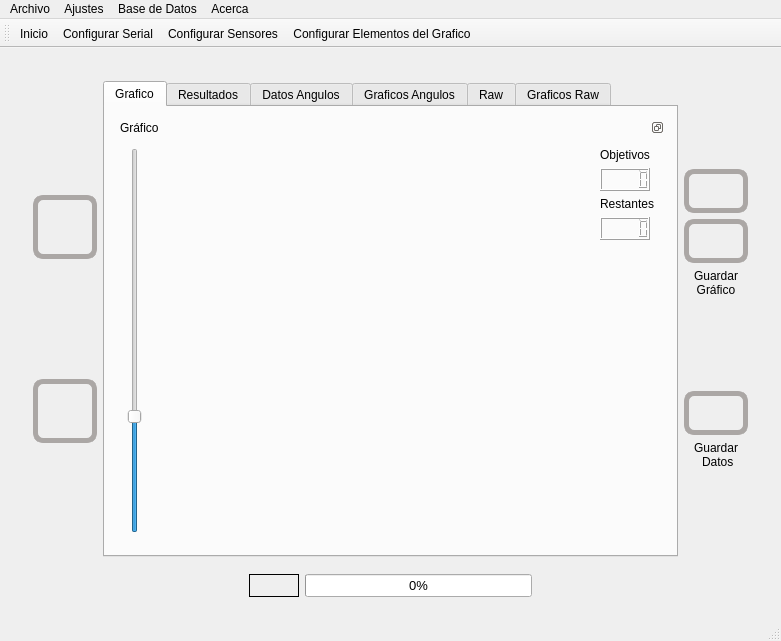
Before: the Qt Designer form mainwindow.ui in hectorda/Bio-Feedback, drawn with Qt 5.
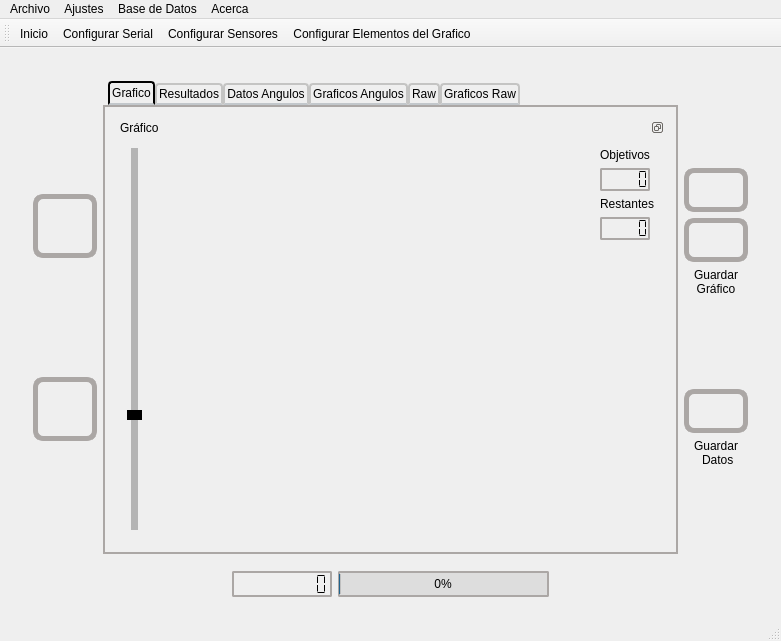
After: the same form once the commit is applied. The open tabs and pages were chosen to show the change. Icons and pictures are not drawn. Custom widgets are drawn as their Qt base class.

Commit message: algo de CSS

```diff
--- a/mainwindow.ui
+++ b/mainwindow.ui
@@ -29,6 +29,185 @@
 };</string>
   </property>
   <widget class="QWidget" name="centralWidget">
+   <property name="styleSheet">
+    <string notr="true">QPushButton {
+    padding: 10px 16px;
+    border: 5px solid #aba7a5;
+    border-radius: 10px;
+}
+
+QPushButton:hover {
+    border: 5px solid;	
+	background-color: rgb(247, 183, 19)
+}
+
+QLineEdit{
+    padding: 0px 8px;
+    border: 2px solid #aba7a5;
+    border-radius: 5px;
+    background: white;
+    selection-background-color: blue;
+}
+
+QLCDNumber {
+    padding: 2px;
+    border: 2px solid #aba7a5;
+    border-radius: 2px;
+}
+
+QLCDNumber:hover {
+    border: 2px solid;	
+	background-color: rgb(247, 183, 19)
+}
+
+QSpinBox {  
+	padding: 0px 15px;
+    border: 2px solid #aba7a5;
+    border-radius: 5px;
+    background: white;
+    selection-background-color: blue;
+}
+
+QSpinBox::up-button,QSpinBox::down-button {
+    width: 16px; /* 16 + 2*1px border-width = 15px padding + 3px parent border */
+
+}
+
+QSpinBox::up-button:hover,QSpinBox::down-button:hover {
+
+	
+}
+
+QSpinBox::up-button:pressed {
+
+}
+
+
+QSpinBox::down-button:pressed {
+}
+
+
+QSpinBox::up-arrow:disabled,
+QSpinBox::up-arrow:off { /* off state when value is max */
+
+}
+
+
+QSpinBox::down-arrow:disabled,
+QSpinBox::down-arrow:off { /* off state when value in min */
+  
+}
+
+
+
+QCheckBox {
+
+}
+
+QCheckBox::indicator {
+}
+
+QCheckBox::indicator:unchecked {
+
+}
+
+QCheckBox::indicator:unchecked:hover {
+  
+}
+
+QCheckBox::indicator:unchecked:pressed {
+
+}
+
+QCheckBox::indicator:checked {
+
+}
+
+QCheckBox::indicator:checked:hover {
+
+}
+
+QCheckBox::indicator:checked:pressed {
+
+}
+
+QCheckBox::indicator:indeterminate:hover {
+   
+}
+
+QCheckBox::indicator:indeterminate:pressed {
+
+}
+
+
+QSlider::groove:vertical {
+    background: red;
+    position: absolute; /* absolutely position 4px from the left and right of the widget. setting margins on the widget should work too... */
+    left: 4px; right: 4px;
+}
+
+QSlider::handle:vertical {
+    height: 10px;
+    background: black;
+    margin: 0 -4px; /* expand outside the groove */
+}
+
+QSlider::add-page:vertical {
+    background: rgb(180, 180, 180);
+}
+
+QSlider::sub-page:vertical {
+    background: rgb(180, 180, 180);
+}
+
+QTabWidget::pane { /* The tab widget frame */
+    border-top: 2px solid #aba7a5;;
+	border-left: 2px solid #aba7a5;;
+	border-right: 2px solid #aba7a5;;	
+	border-bottom: 2px solid #aba7a5;;
+
+}
+
+QTabWidget::tab-bar {
+    left: 5px; /* move to the right by 5px */
+}
+
+/* Style the tab using the tab sub-control. Note that
+    it reads QTabBar _not_ QTabWidget */
+QTabBar::tab {
+    background: qlineargradient(x1: 0, y1: 0, x2: 0, y2: 1,
+                                stop: 0 #E1E1E1, stop: 0.4 #DDDDDD,
+                                stop: 0.5 #D8D8D8, stop: 1.0 #D3D3D3);
+    border: 2px solid #C4C4C3;
+    border-bottom-color: #C2C7CB; /* same as the pane color */
+    border-top-left-radius: 4px;
+    border-top-right-radius: 4px;
+    min-width: 8ex;
+    padding: 2px;
+}
+
+QTabBar::tab:selected{
+     background: qlineargradient(x1: 0, y1: 0, x2: 0, y2: 1,
+                                stop: 0 #fafafa, stop: 0.4 #f4f4f4,
+                                stop: 0.5 #e7e7e7, stop: 1.0 #fafafa);
+	  border: 2px solid;
+}
+
+QTabBar::tab:hover {
+    border: 2px solid;	
+	background-color: rgb(247, 183, 19)
+}
+
+QTabBar::tab:selected {
+    border-color: rgb(0, 0, 0);
+    border-bottom-color: #C2C7CB; /* same as pane color */
+}
+
+
+QTabBar::tab:!selected {
+    margin-top: 2px; /* make non-selected tabs look smaller */
+}</string>
+   </property>
    <layout class="QVBoxLayout" name="verticalLayout">
     <item>
      <widget class="QStackedWidget" name="stackedWidget">
@@ -646,11 +825,7 @@
         <item>
          <widget class="QWidget" name="widget" native="true">
           <property name="styleSheet">
-           <string notr="true">QPushButton {
-    padding: 10px 16px;
-    border: 5px solid #aba7a5;
-    border-radius: 10px;
-}
+           <string notr="true">
 
 QPushButton:hover {
     border: 5px solid;	
@@ -707,6 +882,9 @@
                   <layout class="QHBoxLayout" name="horizontalLayout_5">
                    <item>
                     <widget class="QSlider" name="verticalSliderRangeGraphic">
+                     <property name="styleSheet">
+                      <string notr="true"/>
+                     </property>
                      <property name="minimum">
                       <number>1</number>
                      </property>
@@ -758,6 +936,12 @@
                          <height>16777215</height>
                         </size>
                        </property>
+                       <property name="frameShadow">
+                        <enum>QFrame::Plain</enum>
+                       </property>
+                       <property name="segmentStyle">
+                        <enum>QLCDNumber::Flat</enum>
+                       </property>
                       </widget>
                      </item>
                      <item>
@@ -775,6 +959,12 @@
                          <height>16777215</height>
                         </size>
                        </property>
+                       <property name="frameShadow">
+                        <enum>QFrame::Plain</enum>
+                       </property>
+                       <property name="segmentStyle">
+                        <enum>QLCDNumber::Flat</enum>
+                       </property>
                       </widget>
                      </item>
                      <item>
@@ -1170,24 +1360,32 @@
               <verstretch>5</verstretch>
              </sizepolicy>
             </property>
-            <property name="maximumSize">
-             <size>
-              <width>50</width>
-              <height>16777215</height>
-             </size>
-            </property>
             <property name="toolTip">
              <string>Segundos Transcurridos</string>
             </property>
+            <property name="layoutDirection">
+             <enum>Qt::LeftToRight</enum>
+            </property>
+            <property name="styleSheet">
+             <string notr="true">QLCDNumber {
+    padding: 2px;
+    border: 2px solid #aba7a5;
+    border-radius: 2px;
+}
+
+QLCDNumber:hover {
+    border: 2px solid;	
+	background-color: rgb(247, 183, 19)
+}
+
+</string>
+            </property>
             <property name="frameShape">
              <enum>QFrame::Box</enum>
             </property>
             <property name="frameShadow">
              <enum>QFrame::Plain</enum>
             </property>
-            <property name="midLineWidth">
-             <number>0</number>
-            </property>
             <property name="digitCount">
              <number>9</number>
             </property>
@@ -1201,6 +1399,20 @@
             <property name="toolTip">
              <string>Porcentaje completado de la prueba</string>
             </property>
+            <property name="styleSheet">
+             <string notr="true">QProgressBar {
+	background-color:rgb(221, 221, 221);
+    border: 2px solid #aba7a5;
+    border-radius: 2px;
+}
+
+QProgressBar:hover {
+    border: 2px solid;	
+	background-color: rgb(247, 183, 19)
+}
+
+</string>
+            </property>
             <property name="value">
              <number>0</number>
             </property>
```
Left out of the diff: 36 changed lines with no effect on the pictures.
